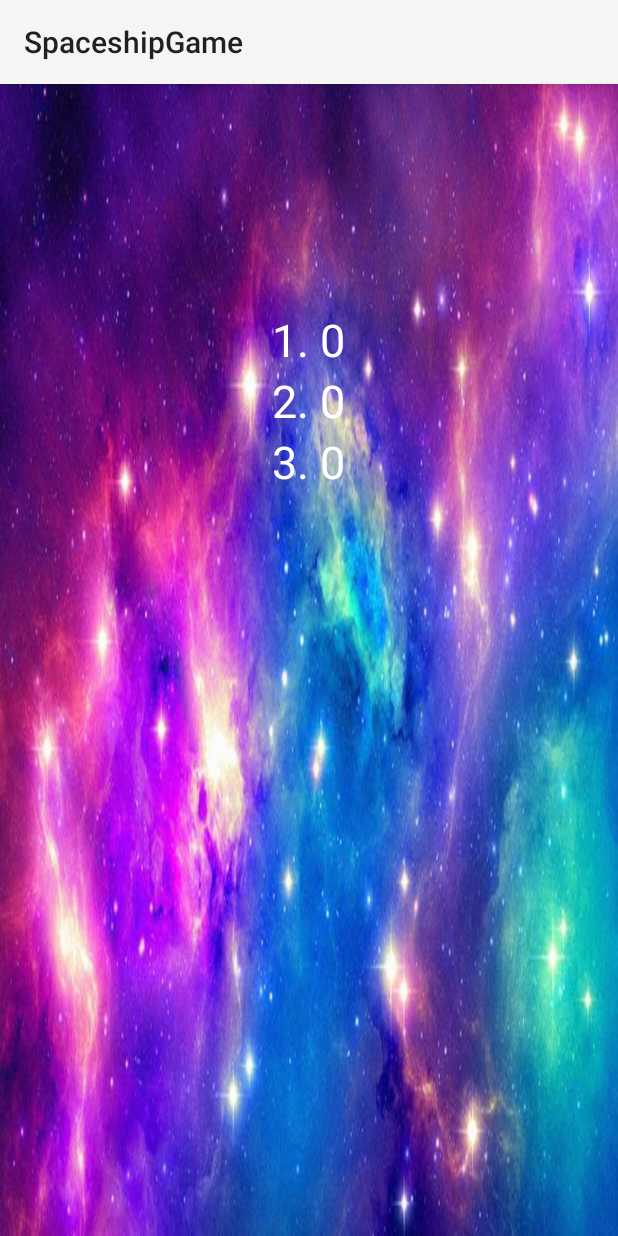
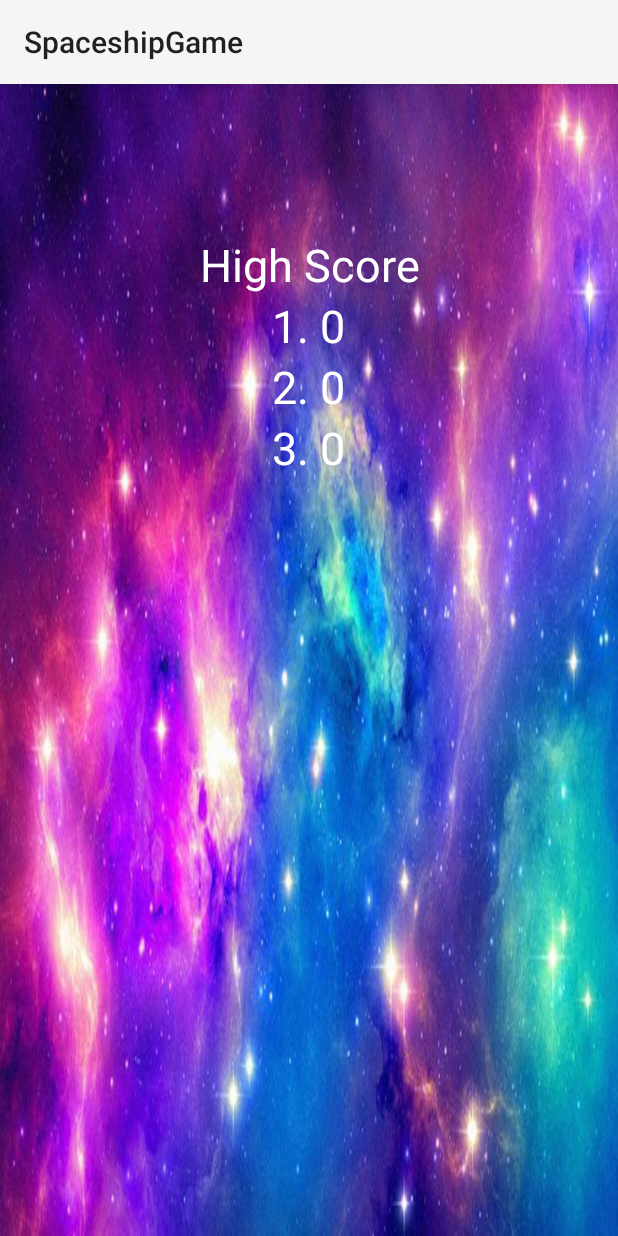
Before and after one commit to Ornellah/SpaceshipGame, an Android app: the HighScore screen opened directly, with no data from a screen before it, on a phone screen of 412 x 824 dp. Run offline under Robolectric (Android 15) with nearby library versions, the phone set to English and light mode, and no system bars.

Commit message:
improved the main menu a bit and added a help option (WIP)

```diff
--- a/app/src/main/AndroidManifest.xml
+++ b/app/src/main/AndroidManifest.xml
@@ -17,7 +17,8 @@
             </intent-filter>
         </activity>
         <activity android:name=".GameActivity" />
-        <activity android:name=".HighScore"></activity>
+        <activity android:name=".HighScore" />
+        <activity android:name=".Help"></activity>
     </application>
 
 </manifest>
--- a/app/src/main/res/layout/activity_high_score.xml
+++ b/app/src/main/res/layout/activity_high_score.xml
@@ -1,46 +1,49 @@
 <?xml version="1.0" encoding="utf-8"?>
-<android.support.constraint.ConstraintLayout xmlns:android="http://schemas.android.com/apk/res/android"
+<LinearLayout xmlns:android="http://schemas.android.com/apk/res/android"
     xmlns:app="http://schemas.android.com/apk/res-auto"
     xmlns:tools="http://schemas.android.com/tools"
     android:layout_width="match_parent"
     android:layout_height="match_parent"
     tools:context="sgeorgiev.org.spaceshipgame.HighScore"
-    android:background="@drawable/menu">
-
-    <LinearLayout
-        android:layout_width="match_parent"
-        android:layout_height="match_parent"
-        android:orientation="vertical"
-        tools:layout_editor_absoluteY="8dp"
-        tools:layout_editor_absoluteX="8dp"
-        android:paddingTop="150dp">
+    android:background="@drawable/menu"
+    android:orientation="vertical"
+    >
+        <TextView
+            android:id="@+id/tv0"
+            android:layout_width="wrap_content"
+            android:layout_height="wrap_content"
+            android:layout_gravity="center"
+            android:text="@string/highscore"
+            android:textAlignment="center"
+            android:textColor="@android:color/white"
+            android:textSize="30sp"
+            android:layout_marginTop="100dp"/>
 
         <TextView
+            android:id="@+id/tv1"
             android:layout_width="wrap_content"
             android:layout_height="wrap_content"
+            android:layout_gravity="center"
             android:textAlignment="center"
-            android:id="@+id/tv1"
-            android:layout_gravity="center"
-            android:textSize="30dp"
-            android:textColor="@android:color/white"/>
+            android:textColor="@android:color/white"
+            android:textSize="30sp" />
 
         <TextView
+            android:id="@+id/tv2"
             android:layout_width="wrap_content"
             android:layout_height="wrap_content"
+            android:layout_gravity="center"
             android:textAlignment="center"
-            android:id="@+id/tv2"
-            android:layout_gravity="center"
-            android:textSize="30dp"
-            android:textColor="@android:color/white"/>
+            android:textColor="@android:color/white"
+            android:textSize="30sp" />
 
         <TextView
+            android:id="@+id/tv3"
             android:layout_width="wrap_content"
             android:layout_height="wrap_content"
+            android:layout_gravity="center"
             android:textAlignment="center"
-            android:id="@+id/tv3"
-            android:layout_gravity="center"
-            android:textSize="30dp"
-            android:textColor="@android:color/white"/>
+            android:textColor="@android:color/white"
+            android:textSize="30sp" />
 
-    </LinearLayout>
-</android.support.constraint.ConstraintLayout>
+</LinearLayout>
--- a/app/src/main/res/values/strings.xml
+++ b/app/src/main/res/values/strings.xml
@@ -1,3 +1,4 @@
 <resources>
     <string name="app_name">SpaceshipGame</string>
+    <string name="highscore">High Score</string>
 </resources>
```
Also changed, not shown: app/src/main/java/sgeorgiev/org/spaceshipgame/Help.java (added, +13 -0 lines), app/src/main/res/layout/activity_help.xml (added, +9 -0 lines), app/src/main/res/layout/activity_main.xml (+22 -18 lines), app/src/main/res/drawable/help.png (added), app/src/main/res/drawable/highscore.png, app/src/main/res/drawable/play.png (added), app/src/main/res/drawable/playnow.png (deleted).
